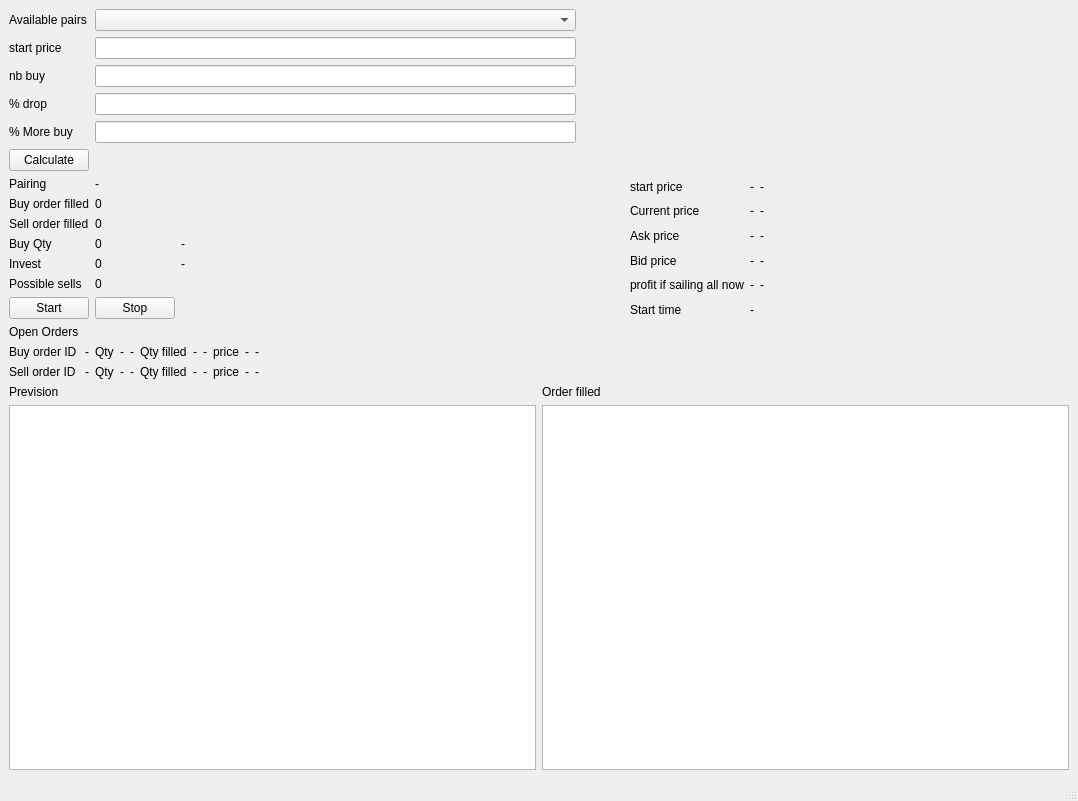
jcorriveau23/crypto-bot, file main.ui: the form before one commit.
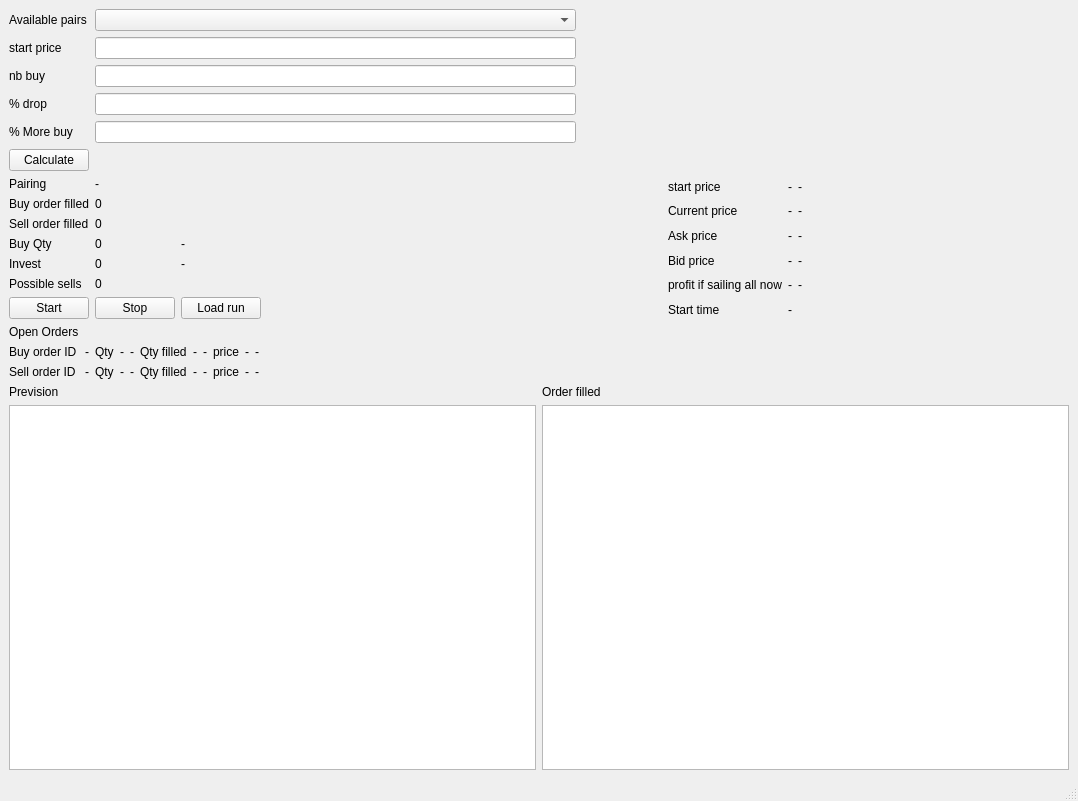
The form after the commit.

Commit message: persistant storage while simplino runs + able to load persistant storage file (not tested)

What changed in the file:
```diff
--- a/main.ui
+++ b/main.ui
@@ -359,6 +359,13 @@
         </property>
        </widget>
       </item>
+      <item row="6" column="2">
+       <widget class="QPushButton" name="load_run_button">
+        <property name="text">
+         <string>Load run</string>
+        </property>
+       </widget>
+      </item>
      </layout>
     </item>
     <item>
```
The commit also changes 3 other files.
